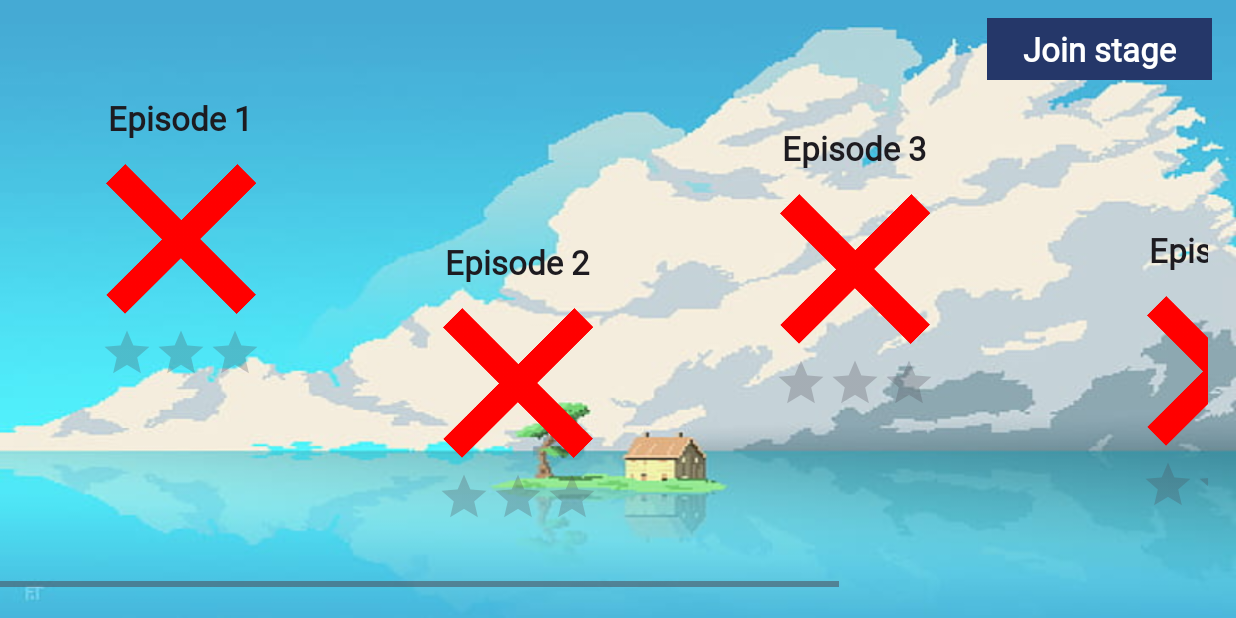
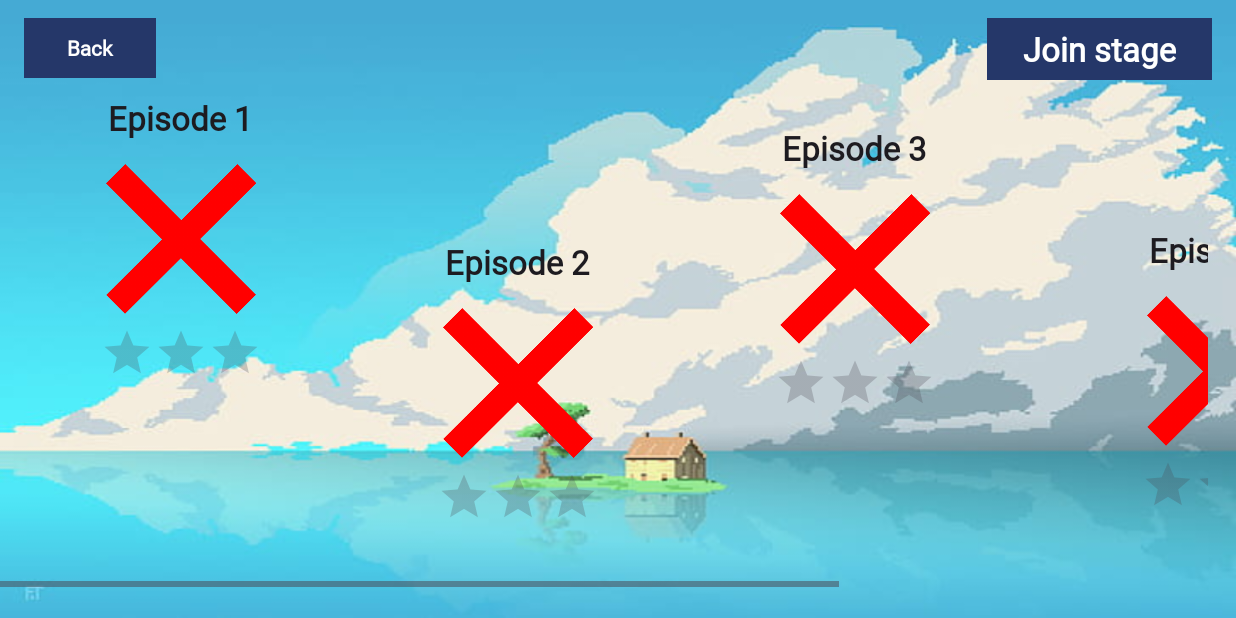
Before and after one commit to D1018600/Language_studying_app, an Android app: the WorldActivity screen opened directly, with no data from a screen before it, on a phone screen of 824 x 412 dp (held sideways). Run offline under Robolectric (Android 15) with nearby library versions, the phone set to English and light mode, and no system bars.

Commit message:
Add a back button into WorldActivity.

```diff
--- a/app/src/main/java/fcu/app/language_studying_app/WorldActivity.java
+++ b/app/src/main/java/fcu/app/language_studying_app/WorldActivity.java
@@ -23,6 +23,7 @@ public class WorldActivity extends AppCompatActivity {
   private String[] stages = {"stage1.csv", "stage2.csv", "stage3.csv", "stage4.csv", "stage5.csv"} ;
 
   private Button btnJoinRoom;
+  private Button btnBack;
   private ImageView ivEp1;
   private ImageView ivEp2;
   private ImageView ivEp3;
@@ -94,6 +95,19 @@ public class WorldActivity extends AppCompatActivity {
     ivEp4.setOnClickListener(stageListener);
     ivEp5.setOnClickListener(stageListener);
 
+    View.OnClickListener backListener = new View.OnClickListener() {
+      @Override
+      public void onClick(View v) {
+        if (v.getId() == R.id.btn_back) {
+          Intent intent = new Intent();
+          intent.setClass(WorldActivity.this, SelectIdActivity.class);
+          startActivity(intent);
+        }
+      }
+    };
+    btnBack.setOnClickListener(backListener);
+
+
     btnJoinRoom.setOnClickListener(new View.OnClickListener() {
       @Override
       public void onClick(View v) {
@@ -104,6 +118,7 @@ public class WorldActivity extends AppCompatActivity {
 
   private void findIDInit() {
     btnJoinRoom = findViewById(R.id.btn_join_room);
+    btnBack = findViewById(R.id.btn_back);
     ivEp1 = findViewById(R.id.iv_ep1);
     ivEp2 = findViewById(R.id.iv_ep2);
     ivEp3 = findViewById(R.id.iv_ep3);
@@ -140,6 +155,7 @@ public class WorldActivity extends AppCompatActivity {
       }
     });
 
+
     btnCancel.setOnClickListener(new View.OnClickListener() {
       @Override
       public void onClick(View v) {
--- a/app/src/main/res/layout/activity_world.xml
+++ b/app/src/main/res/layout/activity_world.xml
@@ -229,4 +229,19 @@
         app:layout_constraintEnd_toEndOf="parent"
         app:layout_constraintTop_toTopOf="parent" />
 
+    <Button
+        android:id="@+id/btn_back"
+        android:layout_width="wrap_content"
+        android:layout_height="wrap_content"
+        android:layout_marginStart="16dp"
+        android:layout_marginTop="8dp"
+        android:backgroundTint="#253769"
+        android:fontFamily="@font/lifun_font"
+        android:text="Back"
+        android:textStyle="bold"
+        app:backgroundTint="#253769"
+        app:cornerRadius="0dp"
+        app:layout_constraintStart_toStartOf="parent"
+        app:layout_constraintTop_toTopOf="parent" />
+
 </androidx.constraintlayout.widget.ConstraintLayout>
```
